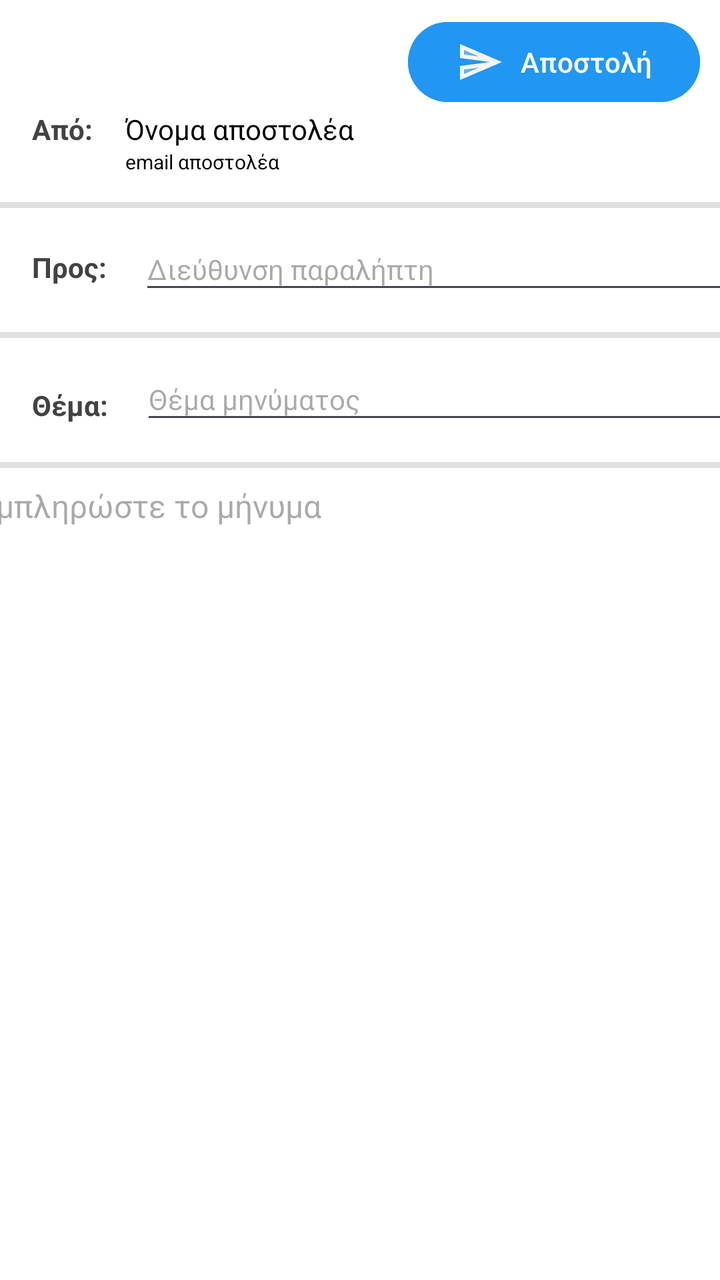
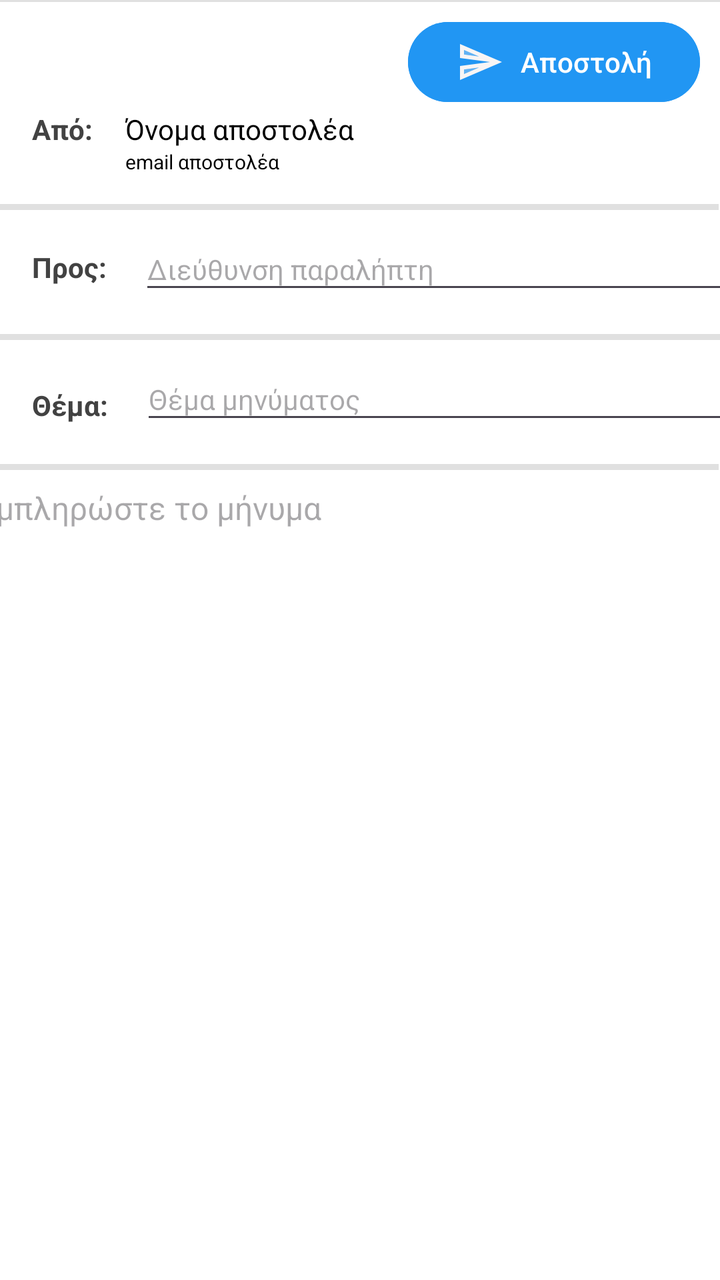

Before-and-after screenshots of an Android layout around one commit, followed by the original layout XML and the change that was made.
<!-- AndroidManifest.xml: application theme Theme.Team21 -->
<!-- res/layout/activity_email_composition.xml -->
<?xml version="1.0" encoding="utf-8"?>
<androidx.constraintlayout.widget.ConstraintLayout xmlns:android="http://schemas.android.com/apk/res/android"
    xmlns:app="http://schemas.android.com/apk/res-auto"
    xmlns:tools="http://schemas.android.com/tools"
    android:id="@+id/viewEmailCompsition"
    android:layout_width="match_parent"
    android:layout_height="match_parent"
    android:background="#FFFFFF"
    tools:context=".view.user.EmailCompositionActivity">

    <TextView
        android:id="@+id/txtEmailDetailsFrom"
        android:layout_width="wrap_content"
        android:layout_height="wrap_content"
        android:layout_marginStart="16dp"
        android:layout_marginTop="55dp"
        android:text="Από: "
        android:textColor="#424242"
        android:textStyle="bold"
        app:layout_constraintStart_toStartOf="parent"
        app:layout_constraintTop_toTopOf="parent" />

    <TextView
        android:id="@+id/txtEmailDetailsReceiver"
        android:layout_width="wrap_content"
        android:layout_height="wrap_content"
        android:layout_marginStart="16dp"
        android:layout_marginTop="50dp"
        android:text="Προς: "
        android:textColor="#424242"
        android:textStyle="bold"
        app:layout_constraintStart_toStartOf="parent"
        app:layout_constraintTop_toBottomOf="@+id/txtEmailDetailsFrom" />

    <TextView
        android:id="@+id/txtEmailDetailsEmailSubject"
        android:layout_width="wrap_content"
        android:layout_height="wrap_content"
        android:layout_marginStart="16dp"
        android:layout_marginTop="50dp"
        android:text="Θέμα: "
        android:textColor="#424242"
        android:textStyle="bold"
        app:layout_constraintStart_toStartOf="parent"
        app:layout_constraintTop_toBottomOf="@+id/txtEmailDetailsReceiver" />

    <TextView
        android:id="@+id/txtEmailDetailsSenderName"
        android:layout_width="wrap_content"
        android:layout_height="wrap_content"
        android:layout_marginStart="13dp"
        android:layout_marginTop="55dp"
        android:text="Όνομα αποστολέα"
        android:textColor="#000000"
        app:layout_constraintStart_toEndOf="@+id/txtEmailDetailsFrom"
        app:layout_constraintTop_toTopOf="parent" />

    <TextView
        android:id="@+id/txtEmailDetailsSenderEmail"
        android:layout_width="wrap_content"
        android:layout_height="13dp"
        android:layout_marginStart="13dp"
        android:text="email αποστολέα"
        android:textColor="#000000"
        android:textSize="10sp"
        app:layout_constraintStart_toEndOf="@+id/txtEmailDetailsFrom"
        app:layout_constraintTop_toBottomOf="@+id/txtEmailDetailsSenderName" />

    <EditText
        android:id="@+id/edtEmailDetailsReceiver"
        android:layout_width="335dp"
        android:layout_height="38dp"
        android:layout_marginStart="13dp"
        android:layout_marginTop="27dp"
        android:ems="10"
        android:hint="Διεύθυνση παραλήπτη"
        android:inputType="text"
        android:textColor="#000000"
        android:textSize="14sp"
        app:layout_constraintStart_toEndOf="@+id/txtEmailDetailsReceiver"
        app:layout_constraintTop_toBottomOf="@+id/txtEmailDetailsSenderEmail" />

    <EditText
        android:id="@+id/edtEmailSubject"
        android:layout_width="335dp"
        android:layout_height="38dp"
        android:layout_marginStart="13dp"
        android:layout_marginTop="27dp"
        android:ems="10"
        android:hint="Θέμα μηνύματος"
        android:inputType="text"
        android:textColor="#000000"
        android:textSize="14sp"
        app:layout_constraintStart_toEndOf="@+id/txtEmailDetailsEmailSubject"
        app:layout_constraintTop_toBottomOf="@+id/edtEmailDetailsReceiver" />

    <View
        android:id="@+id/viewEmailDetails"
        android:layout_width="wrap_content"
        android:layout_height="3dp"
        android:layout_marginTop="14dp"
        android:background="#E0E0E0"
        app:layout_constraintTop_toBottomOf="@+id/txtEmailDetailsSenderEmail"
        tools:layout_editor_absoluteX="0dp" />

    <View
        android:id="@+id/view2EmailDetails"
        android:layout_width="wrap_content"
        android:layout_height="3dp"
        android:layout_marginTop="14dp"
        android:background="#E0E0E0"
        app:layout_constraintTop_toBottomOf="@+id/edtEmailDetailsReceiver"
        tools:layout_editor_absoluteX="0dp" />

    <View
        android:id="@+id/view3EmailDetails"
        android:layout_width="wrap_content"
        android:layout_height="3dp"
        android:layout_marginTop="14dp"
        android:background="#E0E0E0"
        app:layout_constraintTop_toBottomOf="@+id/edtEmailSubject"
        tools:layout_editor_absoluteX="0dp" />

    <Button
        android:id="@+id/btnEmailSend"
        android:layout_width="wrap_content"
        android:layout_height="wrap_content"
        android:layout_marginTop="7dp"
        android:layout_marginEnd="10dp"
        android:backgroundTint="#2196F3"
        android:drawableLeft="@drawable/send_email_icon"
        android:text="Αποστολή"
        android:textColor="#FFFFFF"
        app:layout_constraintEnd_toEndOf="parent"
        app:layout_constraintTop_toTopOf="parent" />

    <com.google.android.material.textfield.TextInputLayout
        android:id="@+id/textInputLayout"
        android:layout_width="409dp"
        android:layout_height="wrap_content"
        tools:layout_editor_absoluteX="1dp"
        tools:layout_editor_absoluteY="449dp" />

    <EditText
        android:id="@+id/edtEmailBody"
        android:layout_width="400dp"
        android:layout_height="wrap_content"
        android:layout_marginTop="8dp"
        android:background="@null"
        android:ems="10"
        android:gravity="start|top"
        android:hint="Συμπληρώστε το μήνυμα"
        android:inputType="textMultiLine"
        android:textColor="#000000"
        android:textSize="16sp"
        app:layout_constraintEnd_toEndOf="parent"
        app:layout_constraintStart_toStartOf="@+id/textInputLayout"
        app:layout_constraintTop_toBottomOf="@+id/view3EmailDetails" />

</androidx.constraintlayout.widget.ConstraintLayout>
<!-- resources referenced by this layout -->
<resources>
  <!-- drawable send_email_icon (drawable) -->
  <vector xmlns:android="http://schemas.android.com/apk/res/android" android:autoMirrored="true" android:height="24dp" android:tint="#F8F5F5" android:viewportHeight="24" android:viewportWidth="24" android:width="24dp">
        
      <path android:fillAlpha="0.3" android:fillColor="@android:color/white" android:pathData="M4,8.25l7.51,1 -7.5,-3.22zM4.01,17.97l7.5,-3.22 -7.51,1z" android:strokeAlpha="0.3"/>
        
      <path android:fillColor="@android:color/white" android:pathData="M2.01,3L2,10l15,2 -15,2 0.01,7L23,12 2.01,3zM4,8.25L4,6.03l7.51,3.22 -7.51,-1zM4.01,17.97v-2.22l7.51,-1 -7.51,3.22z"/>
      
  </vector>
  <style name="Theme.Team21" parent="Base.Theme.Team21" />
  <style name="Base.Theme.Team21" parent="Theme.Material3.DayNight.NoActionBar">
          
          
      </style>
</resources>

<!-- the commit's change to res/layout/activity_email_composition.xml (unified diff, before → after) -->
@@ -6,7 +6,7 @@
     android:layout_width="match_parent"
     android:layout_height="match_parent"
     android:background="#FFFFFF"
-    tools:context=".view.user.EmailCompositionActivity">
+    tools:context=".view.user.emailComposition.EmailCompositionActivity">
 
     <TextView
         android:id="@+id/txtEmailDetailsFrom"
@@ -94,33 +94,6 @@
         app:layout_constraintStart_toEndOf="@+id/txtEmailDetailsEmailSubject"
         app:layout_constraintTop_toBottomOf="@+id/edtEmailDetailsReceiver" />
 
-    <View
-        android:id="@+id/viewEmailDetails"
-        android:layout_width="wrap_content"
-        android:layout_height="3dp"
-        android:layout_marginTop="14dp"
-        android:background="#E0E0E0"
-        app:layout_constraintTop_toBottomOf="@+id/txtEmailDetailsSenderEmail"
-        tools:layout_editor_absoluteX="0dp" />
-
-    <View
-        android:id="@+id/view2EmailDetails"
-        android:layout_width="wrap_content"
-        android:layout_height="3dp"
-        android:layout_marginTop="14dp"
-        android:background="#E0E0E0"
-        app:layout_constraintTop_toBottomOf="@+id/edtEmailDetailsReceiver"
-        tools:layout_editor_absoluteX="0dp" />
-
-    <View
-        android:id="@+id/view3EmailDetails"
-        android:layout_width="wrap_content"
-        android:layout_height="3dp"
-        android:layout_marginTop="14dp"
-        android:background="#E0E0E0"
-        app:layout_constraintTop_toBottomOf="@+id/edtEmailSubject"
-        tools:layout_editor_absoluteX="0dp" />
-
     <Button
         android:id="@+id/btnEmailSend"
         android:layout_width="wrap_content"
@@ -134,18 +107,13 @@
         app:layout_constraintEnd_toEndOf="parent"
         app:layout_constraintTop_toTopOf="parent" />
 
-    <com.google.android.material.textfield.TextInputLayout
-        android:id="@+id/textInputLayout"
-        android:layout_width="409dp"
-        android:layout_height="wrap_content"
-        tools:layout_editor_absoluteX="1dp"
-        tools:layout_editor_absoluteY="449dp" />
-
     <EditText
         android:id="@+id/edtEmailBody"
         android:layout_width="400dp"
         android:layout_height="wrap_content"
+        android:layout_marginStart="11dp"
         android:layout_marginTop="8dp"
+        android:layout_marginEnd="11dp"
         android:background="@null"
         android:ems="10"
         android:gravity="start|top"
@@ -154,7 +122,53 @@
         android:textColor="#000000"
         android:textSize="16sp"
         app:layout_constraintEnd_toEndOf="parent"
-        app:layout_constraintStart_toStartOf="@+id/textInputLayout"
-        app:layout_constraintTop_toBottomOf="@+id/view3EmailDetails" />
+        app:layout_constraintStart_toStartOf="parent"
+        app:layout_constraintTop_toBottomOf="@+id/divider5" />
+
+    <View
+        android:id="@+id/divider2"
+        android:layout_width="409dp"
+        android:layout_height="1dp"
+        android:background="?android:attr/listDivider"
+        tools:layout_editor_absoluteX="1dp"
+        tools:layout_editor_absoluteY="364dp" />
+
+    <View
+        android:id="@+id/divider3"
+        android:layout_width="409dp"
+        android:layout_height="3dp"
+        android:layout_marginStart="1dp"
+        android:layout_marginTop="15dp"
+        android:layout_marginEnd="1dp"
+        android:background="?android:attr/listDivider"
+        app:layout_constraintEnd_toEndOf="parent"
+        app:layout_constraintStart_toStartOf="parent"
+        app:layout_constraintTop_toBottomOf="@+id/edtEmailDetailsReceiver" />
+
+    <View
+        android:id="@+id/divider5"
+        android:layout_width="409dp"
+        android:layout_height="3dp"
+        android:layout_marginStart="1dp"
+        android:layout_marginTop="15dp"
+        android:layout_marginEnd="1dp"
+        android:background="?android:attr/listDivider"
+        app:layout_constraintEnd_toEndOf="parent"
+        app:layout_constraintHorizontal_bias="1.0"
+        app:layout_constraintStart_toStartOf="parent"
+        app:layout_constraintTop_toBottomOf="@+id/edtEmailSubject" />
+
+    <View
+        android:id="@+id/divider4"
+        android:layout_width="409dp"
+        android:layout_height="3dp"
+        android:layout_marginStart="1dp"
+        android:layout_marginTop="15dp"
+        android:layout_marginEnd="1dp"
+        android:background="?android:attr/listDivider"
+        app:layout_constraintEnd_toEndOf="parent"
+        app:layout_constraintHorizontal_bias="1.0"
+        app:layout_constraintStart_toStartOf="parent"
+        app:layout_constraintTop_toBottomOf="@+id/txtEmailDetailsSenderEmail" />
 
 </androidx.constraintlayout.widget.ConstraintLayout>
